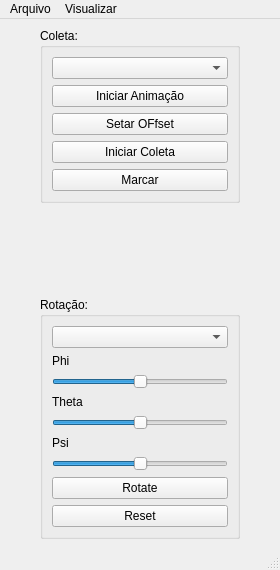
Old version of the form Software/Python Framework/gui/mainwindow.ui in the repository italogsfernandes/rastreamento-inercial.
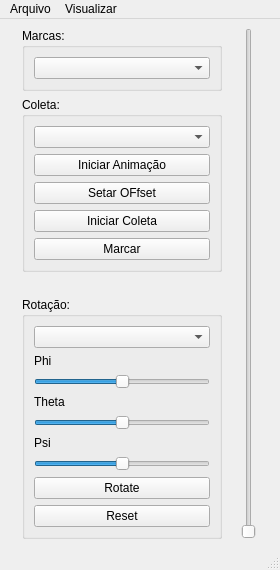
New version of the form.

Commit message: abrindo coletas

Diff of the .ui file:
```diff
--- a/Software/Python Framework/gui/mainwindow.ui
+++ b/Software/Python Framework/gui/mainwindow.ui
@@ -25,6 +25,18 @@
      <layout class="QHBoxLayout" name="mbly">
       <item>
        <layout class="QVBoxLayout" name="verticalLayout_2">
+        <item>
+         <widget class="QGroupBox" name="groupDadosColeta">
+          <property name="title">
+           <string>Marcas:</string>
+          </property>
+          <layout class="QVBoxLayout" name="verticalLayout_3">
+           <item>
+            <widget class="QComboBox" name="cbMarcas"/>
+           </item>
+          </layout>
+         </widget>
+        </item>
         <item>
          <widget class="QGroupBox" name="groupColeta">
           <property name="title">
@@ -196,6 +208,13 @@
       </item>
      </layout>
     </item>
+    <item>
+     <widget class="QSlider" name="sliderColeta">
+      <property name="orientation">
+       <enum>Qt::Vertical</enum>
+      </property>
+     </widget>
+    </item>
    </layout>
   </widget>
   <widget class="QMenuBar" name="menubar">
```
Left out of the diff: 13 changed lines with no effect on the pictures. The commit also changes 10 other files.
